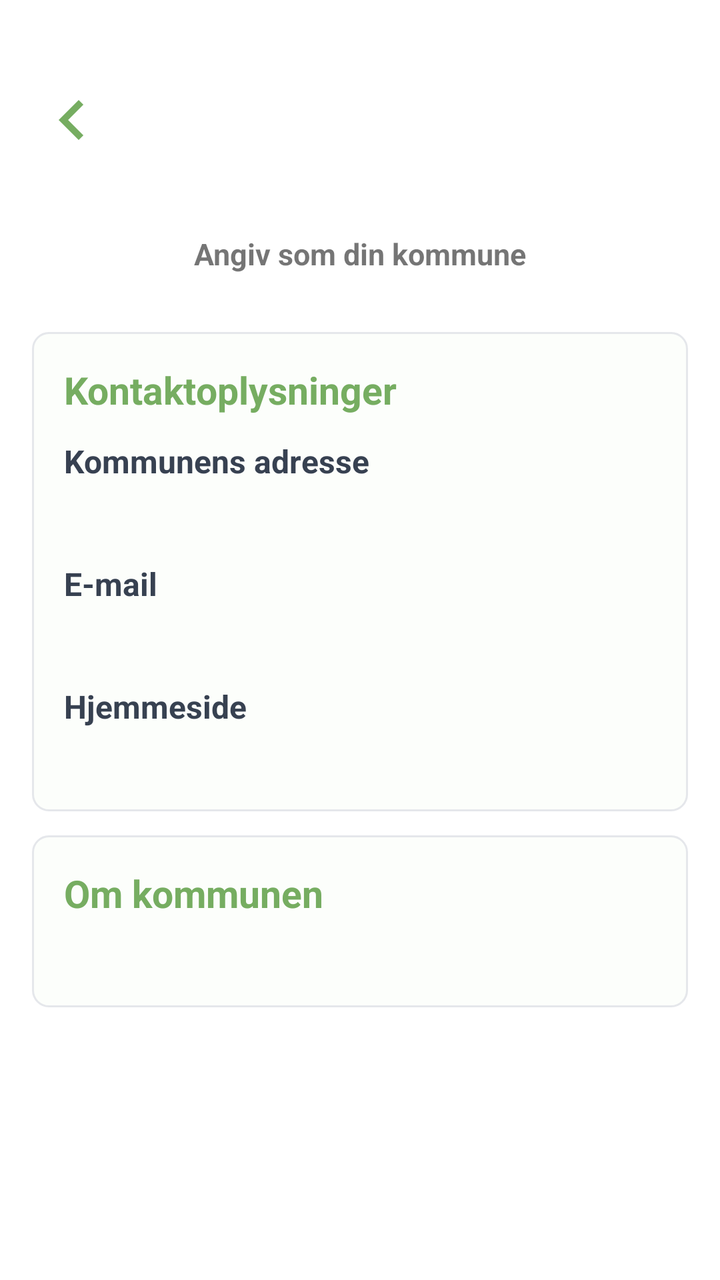
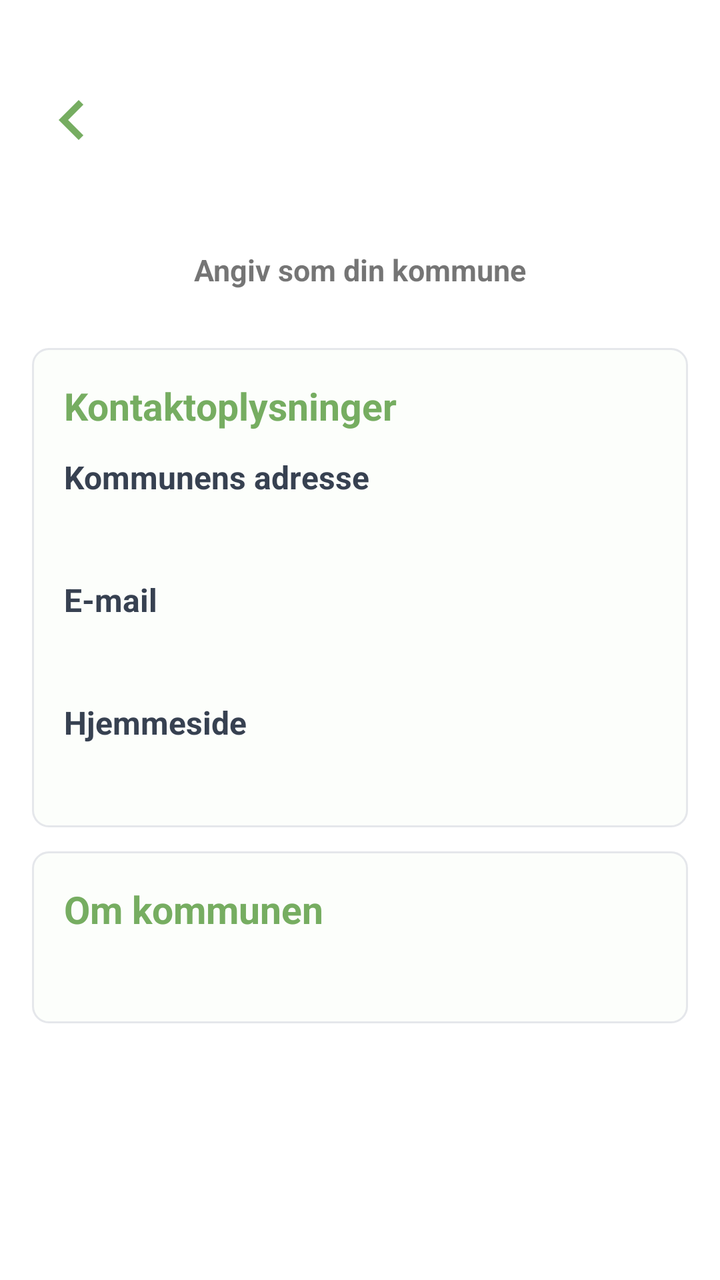

Screens rendered from an Android XML layout before and after an edit, with the pre-edit source and the edit as a unified diff.
<!-- AndroidManifest.xml: application theme Theme.MitAffaldV4 -->
<!-- res/layout/fragment_municipality_details.xml -->
<?xml version="1.0" encoding="utf-8"?>
<androidx.core.widget.NestedScrollView xmlns:android="http://schemas.android.com/apk/res/android"
    xmlns:app="http://schemas.android.com/apk/res-auto"
    android:layout_width="match_parent"
    android:layout_height="match_parent"
    android:background="@color/page_background"
    android:paddingStart="16dp"
    android:paddingTop="40dp"
    android:paddingEnd="16dp"
    android:paddingBottom="20dp">

    <androidx.constraintlayout.widget.ConstraintLayout
        android:layout_width="match_parent"
        android:layout_height="wrap_content">

        <ImageButton
            android:id="@+id/municipalityBackButton"
            android:layout_width="wrap_content"
            android:layout_height="wrap_content"
            android:background="?android:attr/selectableItemBackground"
            android:src="@drawable/arrow_left"
            app:layout_constraintStart_toStartOf="parent"
            app:layout_constraintTop_toTopOf="parent"
            app:tint="@color/green_light" />

        <TextView
            android:id="@+id/municipalityDetailName"
            android:layout_width="0dp"
            android:layout_height="0dp"
            android:layout_marginStart="52dp"
            android:layout_marginEnd="52dp"
            android:gravity="center"
            android:includeFontPadding="false"
            android:textColor="@color/green_light"
            android:textSize="25sp"
            android:textStyle="bold"
            app:layout_constraintBottom_toBottomOf="@id/municipalityBackButton"
            app:layout_constraintEnd_toEndOf="parent"
            app:layout_constraintStart_toStartOf="parent"
            app:layout_constraintTop_toTopOf="@id/municipalityBackButton" />

        <LinearLayout
            android:id="@+id/saveMunicipalityButtonContainer"
            android:layout_width="0dp"
            android:layout_height="wrap_content"
            android:layout_marginTop="24dp"
            android:orientation="vertical"
            app:layout_constraintEnd_toEndOf="parent"
            app:layout_constraintStart_toStartOf="parent"
            app:layout_constraintTop_toBottomOf="@id/municipalityDetailName">

            <TextView
                android:id="@+id/saveMunicipalityButton"
                android:layout_width="match_parent"
                android:layout_height="wrap_content"
                android:clickable="true"
                android:focusable="true"
                android:gravity="center"
                android:minHeight="46dp"
                android:paddingStart="16dp"
                android:paddingTop="11dp"
                android:paddingEnd="16dp"
                android:paddingBottom="11dp"
                android:text="@string/gem_kommune"
                android:textSize="15sp"
                android:textStyle="bold" />

        </LinearLayout>

        <LinearLayout
            android:id="@+id/municipalityInfoCard"
            android:layout_width="0dp"
            android:layout_height="wrap_content"
            android:layout_marginTop="16dp"
            android:background="@drawable/details_info_background"
            android:orientation="vertical"
            android:padding="16dp"
            app:layout_constraintEnd_toEndOf="parent"
            app:layout_constraintStart_toStartOf="parent"
            app:layout_constraintTop_toBottomOf="@id/saveMunicipalityButtonContainer">

            <TextView
                android:id="@+id/municipalityContactTitle"
                android:layout_width="match_parent"
                android:layout_height="wrap_content"
                android:layout_marginBottom="12dp"
                android:text="@string/kontaktoplysninger_overskrift"
                android:textColor="@color/green_light"
                android:textSize="19sp"
                android:textStyle="bold" />

            <TextView
                android:layout_width="match_parent"
                android:layout_height="wrap_content"
                android:text="@string/kommunens_adresse"
                android:textColor="@color/text_color"
                android:textSize="16sp"
                android:textStyle="bold" />

            <TextView
                android:id="@+id/municipalityDetailAddress"
                android:layout_width="match_parent"
                android:layout_height="wrap_content"
                android:layout_marginTop="4dp"
                android:textColor="@color/text_color"
                android:textSize="16sp" />

            <TextView
                android:layout_width="match_parent"
                android:layout_height="wrap_content"
                android:layout_marginTop="14dp"
                android:text="@string/email_label"
                android:textColor="@color/text_color"
                android:textSize="16sp"
                android:textStyle="bold" />

            <TextView
                android:id="@+id/municipalityDetailEmail"
                android:layout_width="match_parent"
                android:layout_height="wrap_content"
                android:layout_marginTop="4dp"
                android:textColor="@color/green_light"
                android:textSize="16sp" />

            <TextView
                android:layout_width="match_parent"
                android:layout_height="wrap_content"
                android:layout_marginTop="14dp"
                android:text="@string/hjemmeside_label"
                android:textColor="@color/text_color"
                android:textSize="16sp"
                android:textStyle="bold" />

            <TextView
                android:id="@+id/municipalityDetailWebsite"
                android:layout_width="match_parent"
                android:layout_height="wrap_content"
                android:layout_marginTop="4dp"
                android:textColor="@color/green_light"
                android:textSize="16sp" />

        </LinearLayout>

        <LinearLayout
            android:id="@+id/municipalityAboutCard"
            android:layout_width="0dp"
            android:layout_height="wrap_content"
            android:layout_marginTop="12dp"
            android:background="@drawable/details_info_background"
            android:orientation="vertical"
            android:padding="16dp"
            app:layout_constraintEnd_toEndOf="parent"
            app:layout_constraintStart_toStartOf="parent"
            app:layout_constraintTop_toBottomOf="@id/municipalityInfoCard">

            <TextView
                android:id="@+id/municipalityAboutTitle"
                android:layout_width="match_parent"
                android:layout_height="wrap_content"
                android:text="@string/om_kommunen"
                android:textColor="@color/green_light"
                android:textSize="19sp"
                android:textStyle="bold" />

            <TextView
                android:id="@+id/municipalityDetailDescription"
                android:layout_width="match_parent"
                android:layout_height="wrap_content"
                android:layout_marginTop="8dp"
                android:lineSpacingExtra="5dp"
                android:textColor="@color/text_color"
                android:textSize="15sp" />

        </LinearLayout>

        <LinearLayout
            android:id="@+id/municipalityExtraInfoContainer"
            android:layout_width="0dp"
            android:layout_height="wrap_content"
            android:layout_marginTop="0dp"
            android:orientation="vertical"
            android:visibility="gone"
            app:layout_constraintEnd_toEndOf="parent"
            app:layout_constraintStart_toStartOf="parent"
            app:layout_constraintTop_toBottomOf="@id/municipalityAboutCard" />

    </androidx.constraintlayout.widget.ConstraintLayout>

</androidx.core.widget.NestedScrollView>
<!-- resources referenced by this layout -->
<resources>
  <color name="green_light">#76AD61</color>
  <color name="page_background">#FFFFFFFF</color>
  <color name="text_color">#374151</color>
  <!-- drawable arrow_left (drawable) -->
  <vector android:autoMirrored="true" android:height="40dp"
      android:tint="#FFFFFF" android:viewportHeight="24"
      android:viewportWidth="24" android:width="40dp" xmlns:android="http://schemas.android.com/apk/res/android">
      <path android:fillColor="@android:color/white" android:pathData="M15.41,16.59L10.83,12l4.58,-4.59L14,6l-6,6 6,6 1.41,-1.41z"/>
  </vector>
  <!-- drawable details_info_background (drawable) -->
  <?xml version="1.0" encoding="utf-8"?>
  <shape xmlns:android="http://schemas.android.com/apk/res/android">
      <solid android:color="@color/green_tint" />
      <stroke
          android:width="1dp"
          android:color="@color/card_border" />
      <corners android:radius="8dp" />
  </shape>
  <string name="email_label">E-mail</string>
  <string name="gem_kommune">Angiv som din kommune</string>
  <string name="hjemmeside_label">Hjemmeside</string>
  <string name="kommunens_adresse">Kommunens adresse</string>
  <string name="kontaktoplysninger_overskrift">Kontaktoplysninger</string>
  <string name="om_kommunen">Om kommunen</string>
  <style name="Theme.MitAffaldV4" parent="Theme.MaterialComponents.Light.NoActionBar">
          
          <item name="colorPrimary">@color/green_light</item>
          <item name="colorPrimaryVariant">@color/green_dark</item>
          <item name="colorOnPrimary">@color/white</item>
          
          <item name="colorSecondary">@color/teal_200</item>
          <item name="colorSecondaryVariant">@color/teal_700</item>
          <item name="colorOnSecondary">@color/black</item>
          
          <item name="windowActionBar">false</item>
          <item name="windowNoTitle">true</item>
          <item name="android:forceDarkAllowed">false</item>
      </style>
  <color name="green_tint">#FCFEFB</color>
  <color name="card_border">#E5E7EB</color>
  <color name="green_dark">#5F984E</color>
  <color name="white">#FFFFFFFF</color>
  <color name="teal_200">#76AD61</color>
  <color name="teal_700">#FF018786</color>
  <color name="black">#000000</color>
</resources>

<!-- the commit's change to res/layout/fragment_municipality_details.xml (unified diff, before → after) -->
@@ -26,18 +26,19 @@
         <TextView
             android:id="@+id/municipalityDetailName"
             android:layout_width="0dp"
-            android:layout_height="0dp"
+            android:layout_height="wrap_content"
             android:layout_marginStart="52dp"
             android:layout_marginEnd="52dp"
             android:gravity="center"
             android:includeFontPadding="false"
+            android:maxLines="2"
+            android:minHeight="48dp"
             android:textColor="@color/green_light"
             android:textSize="25sp"
             android:textStyle="bold"
-            app:layout_constraintBottom_toBottomOf="@id/municipalityBackButton"
             app:layout_constraintEnd_toEndOf="parent"
             app:layout_constraintStart_toStartOf="parent"
-            app:layout_constraintTop_toTopOf="@id/municipalityBackButton" />
+            app:layout_constraintTop_toTopOf="parent" />
 
         <LinearLayout
             android:id="@+id/saveMunicipalityButtonContainer"
